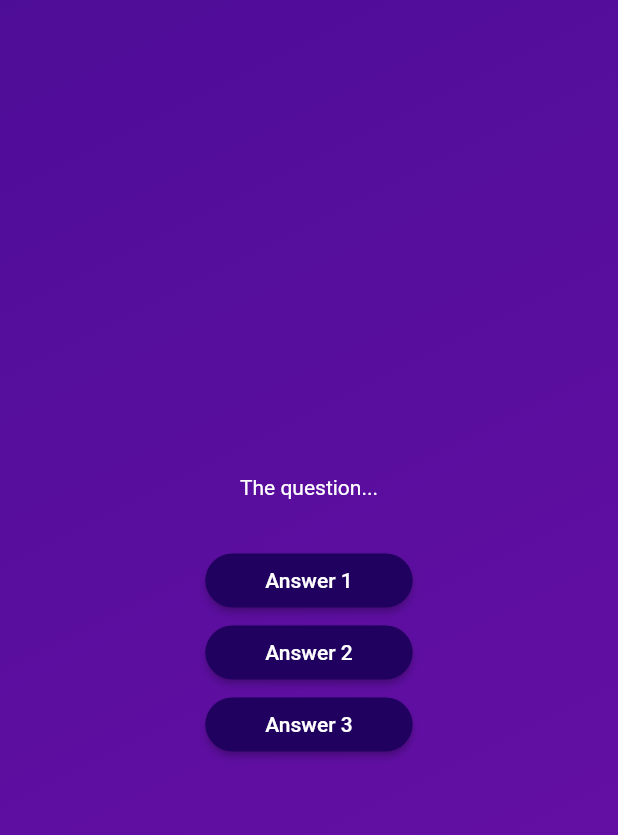
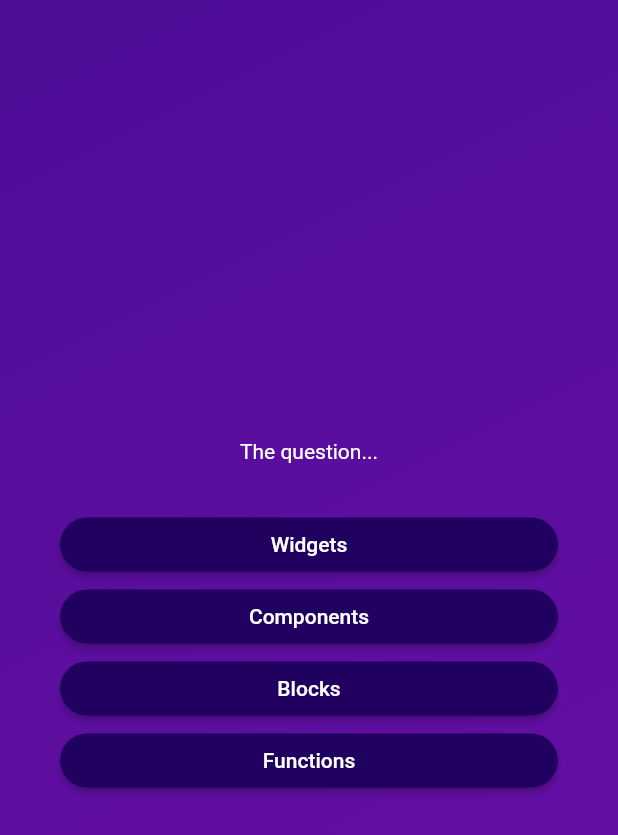
Before and after one commit to dario-nihil/flutter_quiz_app, a Flutter app: the screen it shows after launch, after a tap on "Start Quiz", on a phone screen of 412 x 824 dp. Shown: the top 835 px of the screen. Run offline on Flutter 3.47's test engine with Material 2 defaults, Android fonts, the phone set to English and light mode, and no system bars.

Commit message:
display buttons answer dynamically

```diff
--- a/lib/question_screen.dart
+++ b/lib/question_screen.dart
@@ -1,6 +1,7 @@
 import 'package:flutter/material.dart';
 
 import 'package:quiz_app/answer_button.dart';
+import 'package:quiz_app/data/questions.dart';
 
 class QuestionScreen extends StatefulWidget {
   const QuestionScreen({super.key});
@@ -11,24 +12,36 @@ class QuestionScreen extends StatefulWidget {
 
 class _QuestionScreenState extends State<QuestionScreen> {
   @override
-  Widget build(BuildContext context) => SizedBox(
-        width: double.infinity,
+  Widget build(BuildContext context) {
+    final currentQuestion = questions[0];
+
+    return SizedBox(
+      width: double.infinity,
+      child: Container(
+        margin: const EdgeInsets.all(40),
         child: Column(
           mainAxisAlignment: MainAxisAlignment.center,
+          crossAxisAlignment: CrossAxisAlignment.stretch,
           children: [
             const Text(
               'The question...',
               style: TextStyle(
                 color: Colors.white,
               ),
+              textAlign: TextAlign.center,
             ),
             const SizedBox(
               height: 30,
             ),
-            AnswerButton('Answer 1', () {}),
-            AnswerButton('Answer 2', () {}),
-            AnswerButton('Answer 3', () {})
+            ...currentQuestion.answers.map(
+              (answer) => AnswerButton(
+                answer,
+                () {},
+              ),
+            )
           ],
         ),
-      );
+      ),
+    );
+  }
 }
```
